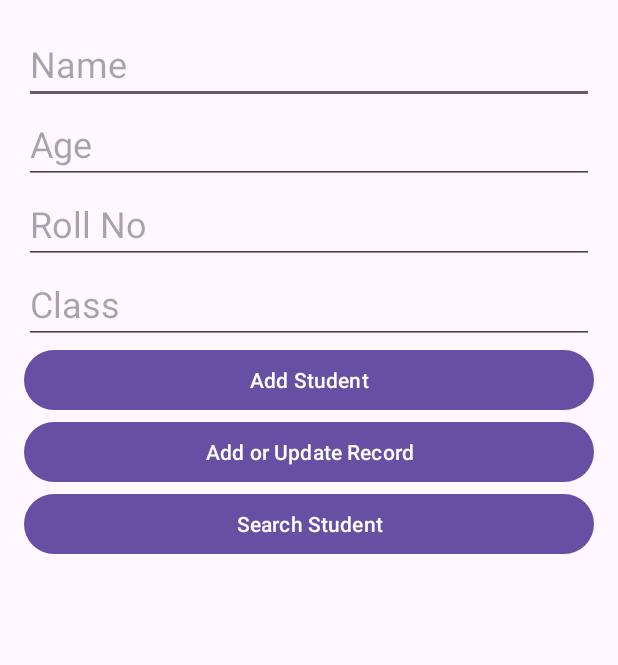
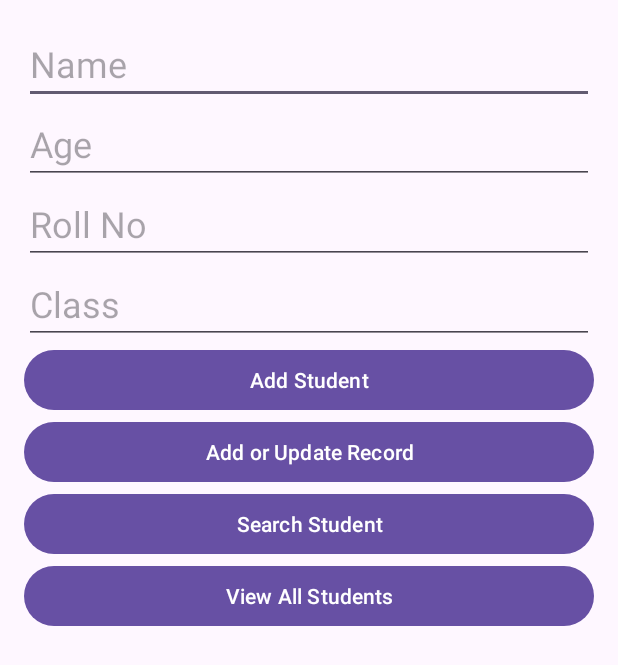
Before and after one commit to ZummerHanif/HifzTracker, an Android app: the screen it shows after launch (MainActivity), on a phone screen of 412 x 824 dp. Shown: the top 665 px of the screen. Run offline under Robolectric (Android 15) with nearby library versions, the phone set to English and light mode, and no system bars.

Commit message:
Added the functionality to view all students by just one click

```diff
--- a/app/src/main/java/com/example/hifztracker/MainActivity.java
+++ b/app/src/main/java/com/example/hifztracker/MainActivity.java
@@ -27,6 +27,7 @@ public class MainActivity extends AppCompatActivity {
     private List<Student> studentList;
     private DatabaseHelper databaseHelper;
 
+    private Button buttonShowRecyclerView;
     @SuppressLint("MissingInflatedId")
     @Override
     protected void onCreate(Bundle savedInstanceState) {
@@ -43,7 +44,18 @@ public class MainActivity extends AppCompatActivity {
         editTextClass = findViewById(R.id.editTextClass);
         editTextRollNo = findViewById(R.id.editTextRollNo);
         recyclerViewStudents = findViewById(R.id.recyclerViewStudents);
+        buttonShowRecyclerView = findViewById(R.id.buttonShowRecyclerView);
 
+        buttonShowRecyclerView.setOnClickListener(new View.OnClickListener() {
+            @Override
+            public void onClick(View v) {
+                if (recyclerViewStudents.getVisibility() == View.VISIBLE) {
+                    recyclerViewStudents.setVisibility(View.GONE);
+                } else {
+                    recyclerViewStudents.setVisibility(View.VISIBLE);
+                }
+            }
+        });
 
         // Initialize database helper
         databaseHelper = new DatabaseHelper(this);
--- a/app/src/main/res/layout/activity_main.xml
+++ b/app/src/main/res/layout/activity_main.xml
@@ -56,6 +56,12 @@
         android:layout_width="match_parent"
         android:layout_height="wrap_content"
         android:text="Search Student" />
+    <Button
+        android:id="@+id/buttonShowRecyclerView"
+        android:layout_width="match_parent"
+        android:layout_height="wrap_content"
+        android:text="View All Students" />
+
 
     <TextView
         android:id="@+id/textViewStudentRecords"
@@ -75,15 +81,15 @@
         android:layout_width="wrap_content"
         android:layout_height="wrap_content"
         android:textSize="18sp"
-        android:textColor="@android:color/black"
         android:layout_marginTop="8dp" />
     <TextView
         android:id="@+id/textViewName"
         android:layout_width="wrap_content"
         android:layout_height="wrap_content"
         android:textSize="18sp"
-        android:textColor="@android:color/black"
         android:layout_marginTop="8dp" />
+
+
 
 
     <androidx.recyclerview.widget.RecyclerView
@@ -91,6 +97,7 @@
         android:layout_width="match_parent"
         android:layout_height="wrap_content"
         android:layout_marginTop="16dp"
-        android:layout="@layout/item_student" />
+        android:layout="@layout/item_student"
+        android:visibility="gone"/>
 
 </LinearLayout>
```
Also changed, not shown: app/src/main/res/layout/activity_search.xml (+9 -3 lines).
